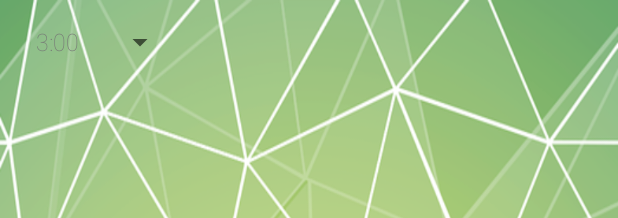
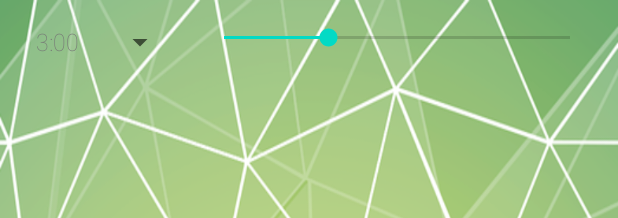
Before and after one commit to daisuke08-t/MyCountdownTimer, an Android app: the layout activity_main.xml on its own in the app's theme, with its tools: preview values and no code run, on a phone screen of 412 x 824 dp. Shown: the top 218 px of the screen. Run offline under Robolectric (Android 15) with nearby library versions, the light colour scheme and no system bars.

Commit message:
work_202102_01:Add SeekBar

```diff
--- a/app/src/main/res/layout/activity_main.xml
+++ b/app/src/main/res/layout/activity_main.xml
@@ -4,6 +4,7 @@
     xmlns:tools="http://schemas.android.com/tools"
     android:layout_width="match_parent"
     android:layout_height="match_parent"
+    android:keepScreenOn="true"
     tools:context=".MainActivity">
 
     <com.google.android.material.floatingactionbutton.FloatingActionButton
@@ -38,4 +39,17 @@
         android:entries="@array/time_arr"
         app:layout_constraintStart_toStartOf="parent"
         app:layout_constraintTop_toTopOf="parent" />
+
+    <SeekBar
+        android:id="@+id/seekBar"
+        android:layout_width="0dp"
+        android:layout_height="wrap_content"
+        android:layout_marginStart="16dp"
+        android:layout_marginTop="16dp"
+        android:layout_marginEnd="16dp"
+        android:max="600"
+        android:progress="180"
+        app:layout_constraintEnd_toEndOf="parent"
+        app:layout_constraintStart_toEndOf="@+id/spinner"
+        app:layout_constraintTop_toTopOf="parent" />
 </androidx.constraintlayout.widget.ConstraintLayout>
```
Also changed, not shown: app/src/main/java/com/example/mycountdowntimer/MainActivity.kt (+27 -1 lines).
